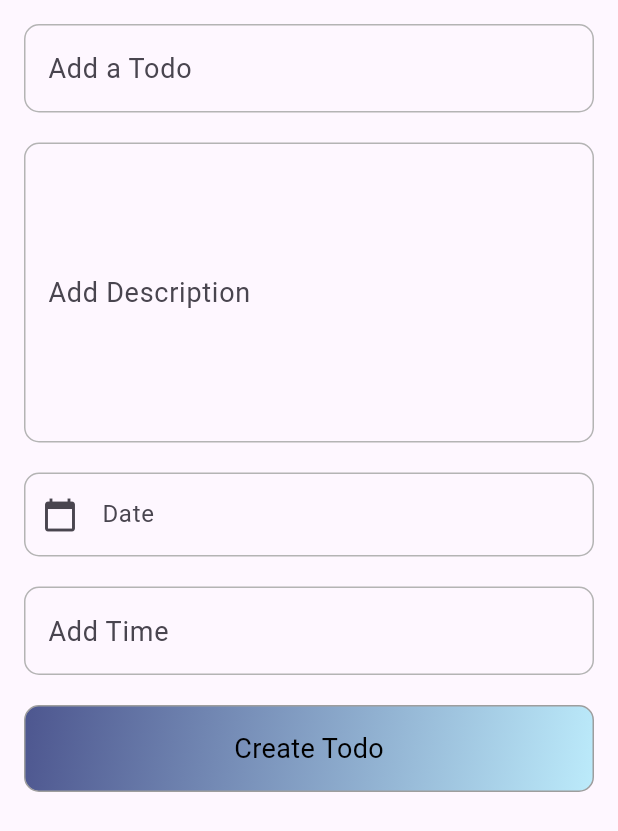
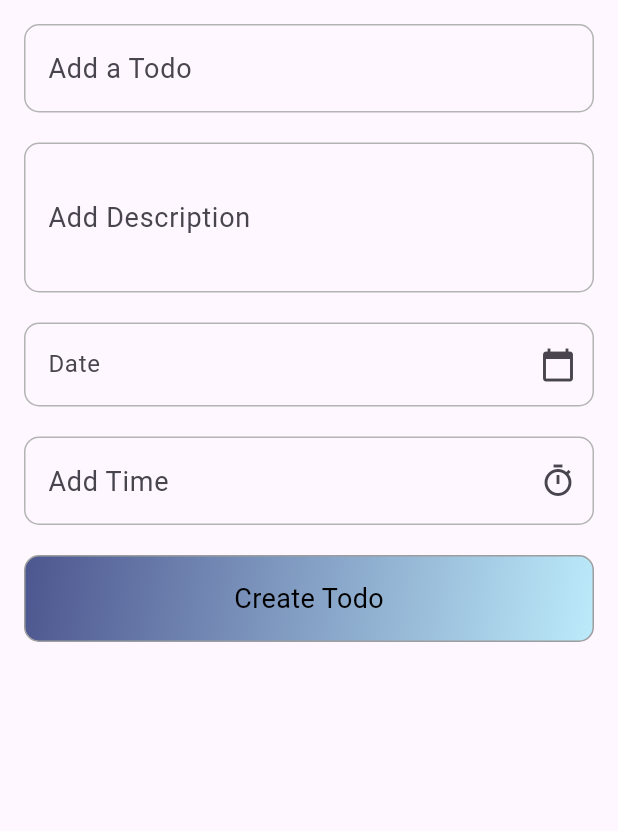
Before and after one commit to CSI-Trainee-2024/Task_4_Sparsh_2311143, a Flutter app: the screen it shows after launch, after a tap on "Create Todo", on a phone screen of 412 x 824 dp. Shown: the top 831 px of the screen. Run offline on Flutter 3.47's test engine with Material 3 defaults, Android fonts, the light colour scheme and no system bars.

Commit message:
Create todo functionality added

```diff
--- a/lib/models/todo_model.dart
+++ b/lib/models/todo_model.dart
@@ -1,6 +1,8 @@
 class Todo{
   String? title;
   String? description;
+  String? date;
+  String? time;
 
-  Todo({required this.title, required this.description});
+  Todo({required this.title, required this.description, required this.date, required this.time});
 }
--- a/lib/pages/add_todo.dart
+++ b/lib/pages/add_todo.dart
@@ -2,7 +2,8 @@
 
 import 'package:flutter/material.dart';
 import 'package:todo_app/constants/colors.dart';
-import 'package:todo_app/constants/size.dart';
+import 'package:todo_app/models/todo_model.dart';
+import 'package:todo_app/shared/todo_list.dart';
 
 class AddTodo extends StatefulWidget {
   const AddTodo({super.key});
@@ -11,9 +12,53 @@ class AddTodo extends StatefulWidget {
   State<AddTodo> createState() => _HomepageState();
 }
 
-TextEditingController _dateController = TextEditingController();
+class _HomepageState extends State<AddTodo> {
+  final TextEditingController _dateController = TextEditingController();
+  final TextEditingController _timeController = TextEditingController();
+  final TextEditingController _titleController = TextEditingController();
+  final TextEditingController _descController = TextEditingController();
 
-class _HomepageState extends State<AddTodo> {
+  final TimeOfDay _timeOfDay = TimeOfDay.now();
+
+  Future<void> _selectDate() async {
+    DateTime? picked = await showDatePicker(
+        context: context,
+        initialDate: DateTime.now(),
+        firstDate: DateTime(2000),
+        lastDate: DateTime(2100));
+
+    if (picked != null) {
+      setState(() {
+        _dateController.text = picked.toString().split(" ")[0];
+      });
+    }
+  }
+
+  Future<void> _selectTime() async {
+    TimeOfDay? picked =
+        await showTimePicker(initialTime: _timeOfDay, context: context);
+
+    if (picked != null) {
+      setState(() {
+        _timeController.text =
+            "${picked.hour.toString()}H : ${picked.minute.toString()}M";
+      });
+    }
+  }
+
+  void createTODO() {
+    final Todo todo = Todo(
+        title: _titleController.text,
+        description: _descController.text,
+        date: _dateController.text,
+        time: _timeController.text);
+    todos.add(todo);
+    _titleController.clear();
+    _descController.clear();
+    _dateController.clear();
+    _timeController.clear();
+  }
+
   @override
   Widget build(BuildContext context) {
     return SafeArea(
@@ -25,6 +70,7 @@ class _HomepageState extends State<AddTodo> {
               crossAxisAlignment: CrossAxisAlignment.start,
               children: <Widget>[
                 TextFormField(
+                  controller: _titleController,
                   style: TextStyle(fontSize: 18, color: Colors.black),
                   decoration: InputDecoration(
                     enabledBorder: OutlineInputBorder(
@@ -42,10 +88,11 @@ class _HomepageState extends State<AddTodo> {
                   height: 20,
                 ),
                 SizedBox(
-                  height: 200, //     <-- TextField expands to this height.
+                  height: 100,
                   child: TextFormField(
-                    maxLines: null, // Set this
-                    expands: true, // and this
+                    controller: _descController,
+                    maxLines: null,
+                    expands: true,
                     keyboardType: TextInputType.multiline,
                     style: TextStyle(fontSize: 18, color: Colors.black),
                     decoration: InputDecoration(
@@ -67,7 +114,7 @@ class _HomepageState extends State<AddTodo> {
                 TextFormField(
                   controller: _dateController,
                   decoration: InputDecoration(
-                    prefixIcon: Icon(Icons.calendar_today),
+                    suffixIcon: Icon(Icons.calendar_today),
                     enabledBorder: OutlineInputBorder(
                       borderRadius: BorderRadius.circular(10.0),
                       borderSide: BorderSide(color: greyColor),
@@ -87,8 +134,10 @@ class _HomepageState extends State<AddTodo> {
                   height: 20,
                 ),
                 TextFormField(
+                    controller: _timeController,
                     style: TextStyle(fontSize: 18, color: Colors.black),
                     decoration: InputDecoration(
+                      suffixIcon: Icon(Icons.timer_sharp),
                       enabledBorder: OutlineInputBorder(
                         borderRadius: BorderRadius.circular(10.0),
                         borderSide: BorderSide(color: greyColor),
@@ -99,12 +148,13 @@ class _HomepageState extends State<AddTodo> {
                       ),
                       hintText: 'Add Time',
                     ),
-                ),
+                    readOnly: true,
+                    onTap: _selectTime),
                 SizedBox(
                   height: 20,
                 ),
                 GestureDetector(
-                  onTap: () {},
+                  onTap: createTODO,
                   child: Container(
                     padding: const EdgeInsets.all(15),
                     alignment: Alignment.center,
@@ -127,18 +177,4 @@ class _HomepageState extends State<AddTodo> {
       ),
     ));
   }
-
-  Future<void> _selectDate() async {
-    DateTime? _picked = await showDatePicker(
-        context: context,
-        initialDate: DateTime.now(),
-        firstDate: DateTime(2000),
-        lastDate: DateTime(2100));
-
-    if (_picked != null) {
-      setState(() {
-        _dateController.text = _picked.toString().split(" ")[0];
-      });
 }
-  }
-}
--- /dev/null
+++ b/lib/shared/todo_list.dart
@@ -0,0 +1,3 @@
+import 'package:todo_app/models/todo_model.dart';
+
+final List<Todo> todos = [];
```
Lines whose indentation alone changed are shown as unchanged.
